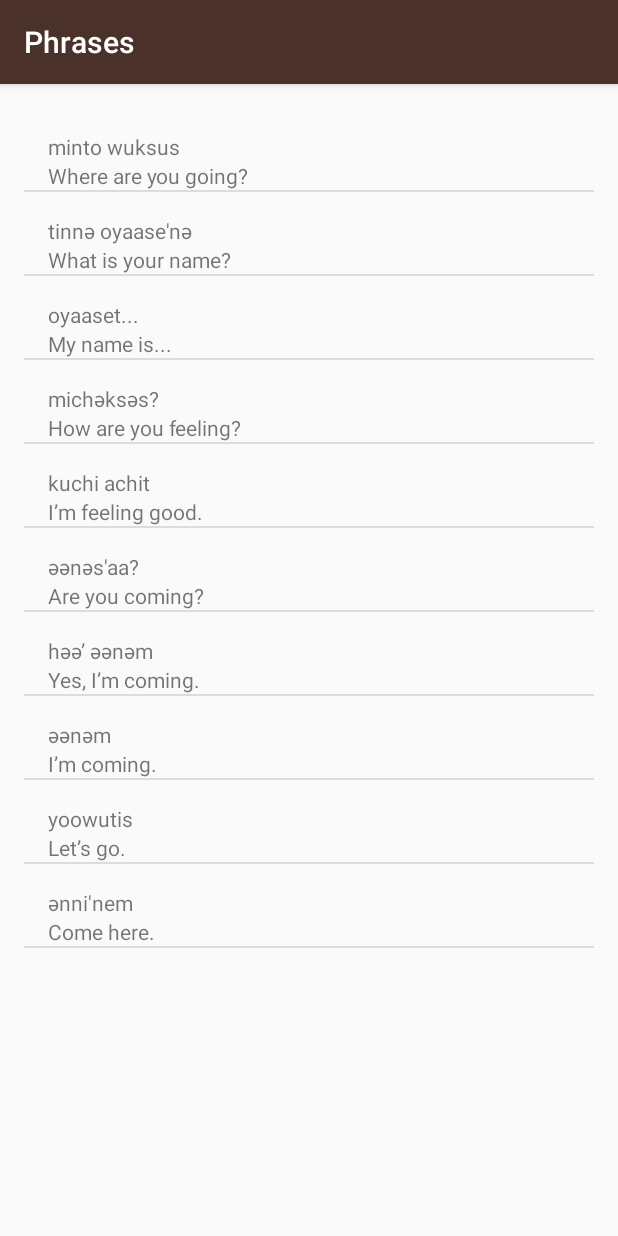
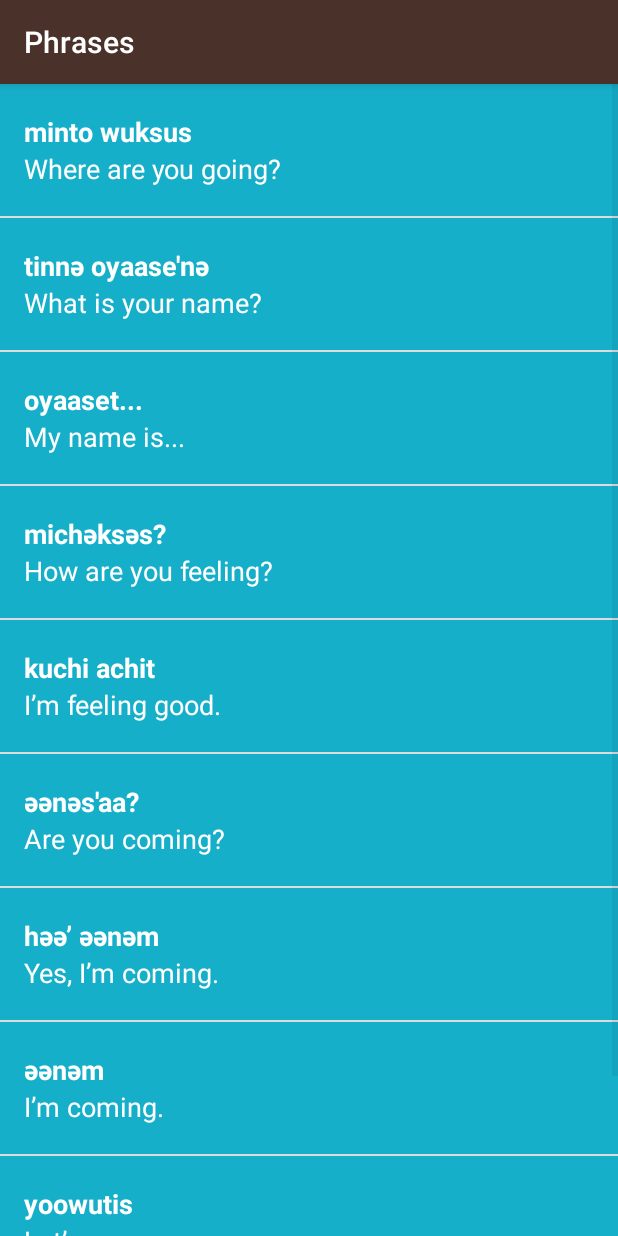
Before and after one commit to Billman64/Miwok, an Android app: the PhrasesActivity screen opened directly, with no data from a screen before it, on a phone screen of 412 x 824 dp. Run offline under Robolectric (Android 15) with nearby library versions, the phone set to English and light mode, and no system bars.

Commit message:
Background color for activity now changes programatically.

```diff
--- a/app/src/main/java/com/example/android/miwok/ColorsActivity.java
+++ b/app/src/main/java/com/example/android/miwok/ColorsActivity.java
@@ -24,7 +24,7 @@ public class ColorsActivity extends AppCompatActivity {
         words.add(new Word("dusty yellow","ṭopiisә", R.drawable.color_dusty_yellow));
         words.add(new Word("mustard yellow","chiwiiṭә", R.drawable.color_mustard_yellow));
 
-        WordAdapter adapter = new WordAdapter(this, words);
+        WordAdapter adapter = new WordAdapter(this, words, R.color.category_colors);
         ListView listView = (ListView)findViewById(R.id.list);
         Log.d("Miwok - ColorsActivity", "about to set adapter");
         listView.setAdapter(adapter);
--- a/app/src/main/java/com/example/android/miwok/FamilyActivity.java
+++ b/app/src/main/java/com/example/android/miwok/FamilyActivity.java
@@ -26,7 +26,7 @@ public class FamilyActivity extends AppCompatActivity {
         words.add(new Word("grandmother","ama", R.drawable.family_grandmother));
         words.add(new Word("grandfather","pa'apa", R.drawable.family_grandfather));
 
-        WordAdapter adapter = new WordAdapter(this, words);
+        WordAdapter adapter = new WordAdapter(this, words, R.color.category_family);
         ListView listView = (ListView)findViewById(R.id.list);
         Log.d("Miwok - FamilyActivity", "about to set adapter");
         listView.setAdapter(adapter);
--- a/app/src/main/java/com/example/android/miwok/NumbersActivity.java
+++ b/app/src/main/java/com/example/android/miwok/NumbersActivity.java
@@ -52,7 +52,7 @@ public class NumbersActivity extends AppCompatActivity {
 //            i++;
 
 //        ArrayAdapter<String> itemsAdapter = new ArrayAdapter<String>(this, android.R.layout.simple_list_item_1, words);
-        WordAdapter adapter = new WordAdapter(this, words);
+        WordAdapter adapter = new WordAdapter(this, words, R.color.category_numbers);
         ListView listView = (ListView)findViewById(R.id.list);
         Log.d("Miwok", "about to set adapter");
         listView.setAdapter(adapter);
--- a/app/src/main/java/com/example/android/miwok/PhrasesActivity.java
+++ b/app/src/main/java/com/example/android/miwok/PhrasesActivity.java
@@ -26,7 +26,7 @@ public class PhrasesActivity extends AppCompatActivity {
         words.add(new Word("Let’s go.","yoowutis"));
         words.add(new Word("Come here.","әnni'nem"));
 
-        WordAdapter adapter = new WordAdapter(this, words);
+        WordAdapter adapter = new WordAdapter(this, words, R.color.category_phrases);
         ListView listView = (ListView)findViewById(R.id.list);
         Log.d("Miwok - PhrasesActivity", "about to set adapter");
         listView.setAdapter(adapter);
--- a/app/src/main/java/com/example/android/miwok/WordAdapter.java
+++ b/app/src/main/java/com/example/android/miwok/WordAdapter.java
@@ -1,8 +1,11 @@
 package com.example.android.miwok;
 
 import android.content.Context;
+import android.graphics.Color;
+import android.support.annotation.ColorInt;
 import android.support.annotation.NonNull;
 import android.support.annotation.Nullable;
+import android.support.v4.content.ContextCompat;
 import android.view.LayoutInflater;
 import android.view.View;
 import android.view.ViewGroup;
@@ -13,8 +16,10 @@ import android.widget.TextView;
 import java.util.ArrayList;
 
 public class WordAdapter extends ArrayAdapter<Word> {
-    public WordAdapter(@NonNull Context context, ArrayList<Word> word) {
+    private int mColorResourceId;
+    public WordAdapter(@NonNull Context context, ArrayList<Word> word, int colorResourceId) {
         super(context, 0, word);
+        mColorResourceId = colorResourceId;
     }
 
     @NonNull
@@ -32,6 +37,12 @@ public class WordAdapter extends ArrayAdapter<Word> {
         TextView miwokTextView = (TextView) listItemView.findViewById(R.id.miwok);
         miwokTextView.setText(currentWord.getmMiwokTranslation());
 
+        // programatically set background color of list item based on given color from the calling class
+        View textContainer = listItemView.findViewById(R.id.text_container);
+        int color = ContextCompat.getColor(getContext(), mColorResourceId); // convert resourceID to a color int
+        textContainer.setBackgroundColor(color);
+        engTextView.setBackgroundColor(color);
+
 
         // populate imageView (if applicable)
         ImageView image = (ImageView) listItemView.findViewById(R.id.image);
--- a/app/src/main/res/layout/list_item.xml
+++ b/app/src/main/res/layout/list_item.xml
@@ -2,33 +2,46 @@
 <LinearLayout xmlns:android="http://schemas.android.com/apk/res/android"
     xmlns:tools="http://schemas.android.com/tools"
     android:orientation="horizontal" android:layout_width="match_parent"
-    android:layout_height="match_parent">
+    android:layout_height="match_parent"
+    android:minHeight="@dimen/list_item_height">
 
     <ImageView
         android:id="@+id/image"
-        android:layout_width="wrap_content"
-        android:layout_height="wrap_content"
-        android:src="@mipmap/ic_launcher"/>
+        android:layout_width="@dimen/list_item_height"
+        android:layout_height="@dimen/list_item_height"
+        android:src="@mipmap/ic_launcher"
+        android:background="#FFF7DA"/>
 
     <LinearLayout
+        android:id="@+id/text_container"
         android:layout_width="match_parent"
         android:layout_height="wrap_content"
-        android:orientation="vertical">
+        android:orientation="vertical"
+        android:minHeight="@dimen/list_item_height"
+        android:gravity="center_vertical"
+        android:background="#FD8E09">
 
         <TextView
             android:layout_width="wrap_content"
-            android:layout_height="wrap_content"
-            android:layout_marginTop="16dp"
+            android:layout_height="0dp"
             android:layout_marginLeft="16dp"
             android:id="@+id/miwok"
             tools:text="lutti"
-            />
+            android:textColor="@android:color/white"
+            android:textStyle="bold"
+            android:textAppearance="@style/TextAppearance.AppCompat.Medium"
+            android:layout_weight="1"
+            android:gravity="bottom" />
         <TextView
             android:layout_width="wrap_content"
-            android:layout_height="wrap_content"
+            android:layout_height="0dp"
+            android:layout_weight="1"
+            android:gravity="top"
             android:layout_marginLeft="16dp"
             android:id="@+id/english"
-            tools:text="one"/>
+            tools:text="one"
+            android:textColor="@android:color/white"
+            android:textAppearance="@style/TextAppearance.AppCompat.Medium"/>
     </LinearLayout>
 
 
--- a/app/src/main/res/layout/word_list.xml
+++ b/app/src/main/res/layout/word_list.xml
@@ -4,8 +4,4 @@
     android:id="@+id/list"
     android:orientation="vertical"
     android:layout_width="match_parent"
-    android:layout_height="match_parent"
-    android:paddingBottom="@dimen/activity_vertical_margin"
-    android:paddingLeft="@dimen/activity_horizontal_margin"
-    android:paddingRight="@dimen/activity_horizontal_margin"
-    android:paddingTop="@dimen/activity_vertical_margin" />
+    android:layout_height="match_parent" />
```
Also changed, not shown: app/src/main/res/values-w820dp/dimens.xml (deleted, +0 -20 lines).
